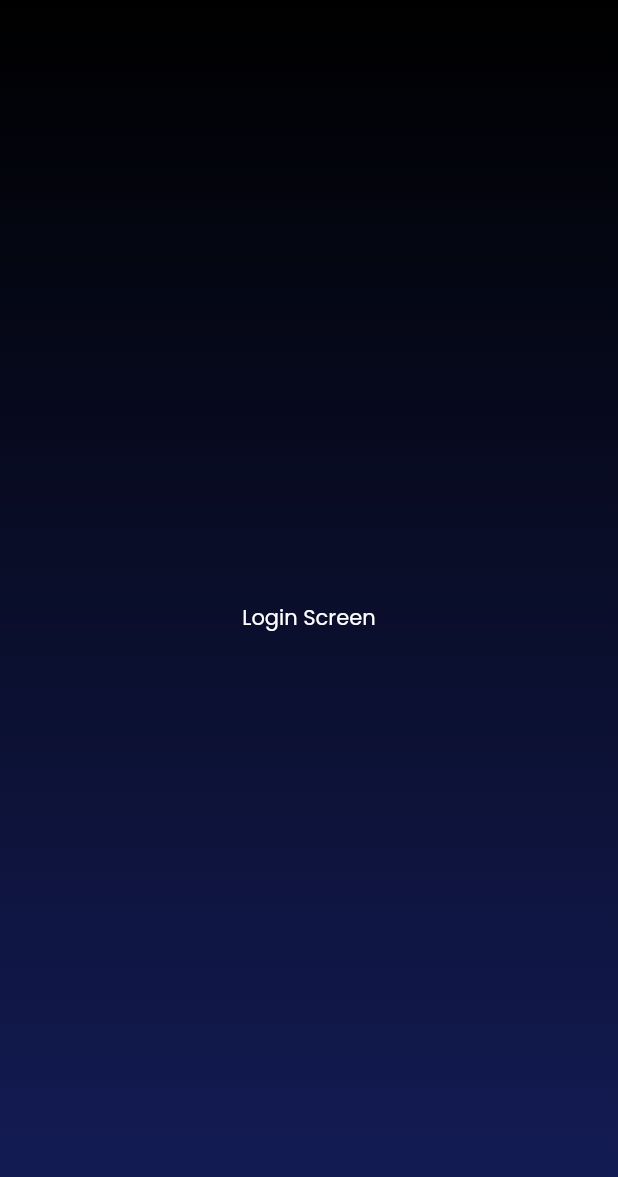
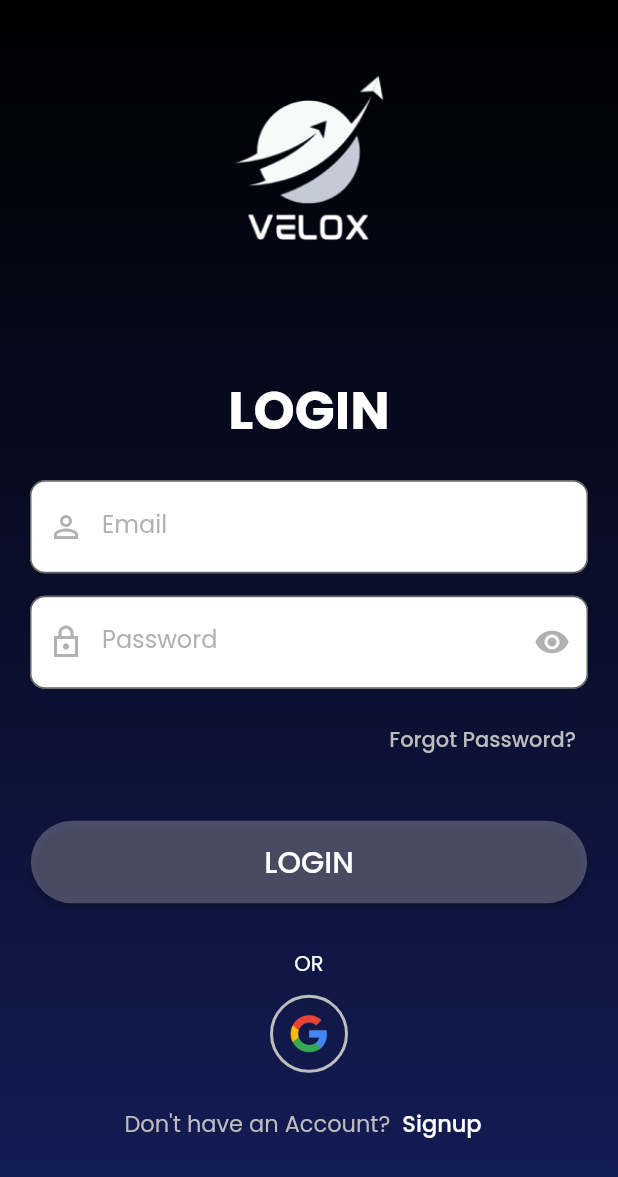
Before and after one commit to DinithKumudika/velox-ByteMechanics_Velox, a Flutter app: the LoginScreen screen opened directly, on a phone screen of 412 x 824 dp. Shown: the top 1177 px of the screen. Run offline on Flutter 3.47's test engine with Material 2 defaults, Android fonts, the phone set to English and light mode, and no system bars; our stand-ins replace cloud_firestore, firebase_core, flutter_svg, get, lottie; accounts and stored records are empty.

Commit message:
ui: login screen

```diff
--- a/lib/config/routes.dart
+++ b/lib/config/routes.dart
@@ -1,6 +1,6 @@
 import 'package:flutter/material.dart';
-import 'package:velox/features/authentication/screens/login_screen.dart';
-import 'package:velox/features/authentication/screens/signup_screen.dart';
+import 'package:velox/features/authentication/screens/login/login_screen.dart';
+import 'package:velox/features/authentication/screens/register/signup_screen.dart';
 import 'package:velox/screens/welcome_screen.dart';
 
 // Define your routes as a Map<String, WidgetBuilder> where the keys are the route names
--- a/lib/constants/colors.dart
+++ b/lib/constants/colors.dart
@@ -3,3 +3,4 @@ import 'package:flutter/material.dart';
 const Color COLOR_DARK = Color.fromARGB(255, 0, 0, 0);
 const Color COLOR_LIGHT = Colors.white;
 const Color COLOR_PRIMARY = Color.fromARGB(255, 20, 29, 88);
+const Color COLOR_GRAY = Color.fromARGB(255, 189, 189, 189);
--- a/lib/constants/images.dart
+++ b/lib/constants/images.dart
@@ -1,2 +1,3 @@
 const String logo = 'assets/images/logo.svg';
 const String logoImg = 'assets/images/logo.png';
+const String googleLogo = 'assets/images/google.png';
--- /dev/null
+++ b/lib/features/authentication/screens/login/login_screen.dart
@@ -0,0 +1,93 @@
+import 'package:flutter/material.dart';
+import 'package:velox/constants/colors.dart';
+import 'package:velox/constants/images.dart';
+import 'package:velox/features/authentication/screens/login/widgets/login_form.dart';
+import 'package:velox/features/authentication/screens/login/widgets/login_header.dart';
+
+class LoginScreen extends StatelessWidget {
+  const LoginScreen({super.key});
+
+  @override
+  Widget build(BuildContext context) {
+    return Scaffold(
+      // resizeToAvoidBottomInset: false,
+      backgroundColor: COLOR_DARK,
+      body: SingleChildScrollView(
+        child: Container(
+          padding: const EdgeInsets.symmetric(horizontal: 20.0),
+          width: MediaQuery.of(context).size.width,
+          height: MediaQuery.of(context).size.height,
+          decoration: const BoxDecoration(
+            gradient: LinearGradient(
+              colors: [COLOR_DARK, COLOR_PRIMARY],
+              stops: [0, 1],
+              begin: Alignment.topCenter,
+              end: Alignment.bottomCenter,
+            ),
+          ),
+          child: Column(
+            mainAxisAlignment: MainAxisAlignment.start,
+            children: [
+              const LoginHeader(),
+              const LoginForm(),
+              Column(
+                crossAxisAlignment: CrossAxisAlignment.center,
+                children: [
+                  Padding(
+                    padding: const EdgeInsets.symmetric(vertical: 10.0),
+                    child: Text(
+                      "or".toUpperCase(),
+                      style: const TextStyle(
+                        color: COLOR_LIGHT,
+                      ),
+                    ),
+                  ),
+                  Container(
+                    decoration: BoxDecoration(
+                      border: Border.all(width: 2, color: COLOR_GRAY),
+                      shape: BoxShape.circle,
+                    ),
+                    child: IconButton(
+                      onPressed: () {},
+                      style: OutlinedButton.styleFrom(
+                        side: BorderSide(
+                          width: 2.0,
+                          style: BorderStyle.solid,
+                          color: COLOR_LIGHT.withOpacity(0.5),
+                        ),
+                      ),
+                      icon: Image.asset(
+                        googleLogo,
+                        width: 30.0,
+                        height: 30.0,
+                      ),
+                    ),
+                  ),
+                  const SizedBox(
+                    height: 10.0,
+                  ),
+                  Row(
+                    mainAxisAlignment: MainAxisAlignment.center,
+                    children: [
+                      const Text(
+                        "Don't have an Account?",
+                        style: TextStyle(color: COLOR_GRAY, fontSize: 15.0),
+                      ),
+                      TextButton(
+                        onPressed: ()=> Navigator.pushNamed(context, '/signup'),
+                        child: const Text(
+                          "Signup",
+                          style: TextStyle(color: COLOR_LIGHT, fontSize: 15.0),
+                        ),
+                      ),
+                    ],
+                  ),
+                ],
+              ),
+            ],
+          ),
+        ),
+      ),
+    );
+  }
+}
--- /dev/null
+++ b/lib/features/authentication/screens/login/widgets/login_form.dart
@@ -0,0 +1,156 @@
+import 'package:flutter/material.dart';
+import 'package:velox/constants/colors.dart';
+
+class LoginForm extends StatefulWidget {
+  const LoginForm({super.key});
+
+  @override
+  State<LoginForm> createState() => _LoginFormState();
+}
+
+class _LoginFormState extends State<LoginForm> {
+  final FocusNode _inputEmailFocusNode = FocusNode();
+  final FocusNode _inputPasswordFocusNode = FocusNode();
+
+  bool _isEmailFocused = false;
+  bool _isPasswordFocused = false;
+
+  @override
+  void initState() {
+    super.initState();
+    _inputEmailFocusNode.addListener(() {
+      setState(() {
+        _isEmailFocused = _inputEmailFocusNode.hasFocus;
+      });
+    });
+
+    _inputEmailFocusNode.addListener(() {
+      setState(() {
+        _isPasswordFocused = _inputPasswordFocusNode.hasFocus;
+      });
+    });
+  }
+
+  @override
+  void dispose() {
+    _inputEmailFocusNode.dispose();
+    _inputPasswordFocusNode.dispose();
+    super.dispose();
+  }
+
+  @override
+  Widget build(BuildContext context) {
+    final size = MediaQuery.of(context).size;
+
+    return Form(
+      child: Container(
+        padding: const EdgeInsets.symmetric(vertical: 20.0),
+        child: Column(
+          crossAxisAlignment: CrossAxisAlignment.start,
+          children: [
+            TextFormField(
+              focusNode: _inputEmailFocusNode,
+              style: TextStyle(
+                  color: _isEmailFocused
+                      ? COLOR_LIGHT
+                      : Colors.grey.withOpacity(0.8)),
+              decoration: InputDecoration(
+                  prefixIcon: Icon(
+                    Icons.person_outline_sharp,
+                    color: Colors.grey.withOpacity(0.8),
+                  ),
+                  labelText: 'Email',
+                  floatingLabelBehavior: FloatingLabelBehavior.never,
+                  labelStyle: TextStyle(
+                    color: _isEmailFocused
+                        ? COLOR_LIGHT
+                        : Colors.grey.withOpacity(0.8),
+                  ),
+                  border: OutlineInputBorder(
+                    borderRadius: BorderRadius.circular(10),
+                  ),
+                  focusedBorder: OutlineInputBorder(
+                    borderSide: const BorderSide(color: COLOR_LIGHT),
+                    borderRadius: BorderRadius.circular(10),
+                  ),
+                  filled: true,
+                  fillColor:
+                      _isEmailFocused ? Colors.transparent : COLOR_LIGHT),
+            ),
+            const SizedBox(
+              height: 15.0,
+            ),
+            TextFormField(
+              focusNode: _inputPasswordFocusNode,
+              style: TextStyle(
+                  color: _isPasswordFocused
+                      ? COLOR_LIGHT
+                      : Colors.grey.withOpacity(0.8)),
+              obscureText: true,
+              decoration: InputDecoration(
+                  prefixIcon: Icon(
+                    Icons.lock_outline_sharp,
+                    color: Colors.grey.withOpacity(0.8),
+                  ),
+                  labelText: 'Password',
+                  floatingLabelBehavior: FloatingLabelBehavior.never,
+                  labelStyle: TextStyle(
+                    color: Colors.grey.withOpacity(0.8),
+                  ),
+                  border: OutlineInputBorder(
+                    borderRadius: BorderRadius.circular(10),
+                  ),
+                  focusedBorder: OutlineInputBorder(
+                    borderSide: const BorderSide(color: COLOR_LIGHT),
+                    borderRadius: BorderRadius.circular(10),
+                  ),
+                  suffixIcon: Icon(
+                    Icons.remove_red_eye_sharp,
+                    color: Colors.grey.withOpacity(0.8),
+                  ),
+                  filled: true,
+                  fillColor:
+                      _isPasswordFocused ? Colors.transparent : COLOR_LIGHT),
+            ),
+            const SizedBox(
+              height: 10.0,
+            ),
+            Align(
+              alignment: Alignment.centerRight,
+              child: TextButton(
+                onPressed: () {},
+                child: const Text(
+                  "Forgot Password?",
+                  textAlign: TextAlign.end,
+                  style: TextStyle(
+                    color: COLOR_GRAY,
+                  ),
+                ),
+              ),
+            ),
+            const SizedBox(
+              height: 30.0,
+            ),
+            Align(
+              alignment: Alignment.center,
+              child: ElevatedButton(
+                onPressed: () {},
+                style: ElevatedButton.styleFrom(
+                  fixedSize: Size(size.width * 0.9, 55.0),
+                  backgroundColor: COLOR_LIGHT.withOpacity(0.25),
+                  shape: RoundedRectangleBorder(
+                    borderRadius: BorderRadius.circular(30),
+                  ),
+                ),
+                child: Text(
+                  "login".toUpperCase(),
+                  style: const TextStyle(fontSize: 20.0),
+                ),
+              ),
+            ),
+          ],
+        ),
+      ),
+    );
+  }
+}
--- /dev/null
+++ b/lib/features/authentication/screens/login/widgets/login_header.dart
@@ -0,0 +1,28 @@
+import 'package:flutter/material.dart';
+import 'package:velox/constants/colors.dart';
+import 'package:velox/constants/images.dart';
+
+class LoginHeader extends StatelessWidget {
+  const LoginHeader({super.key});
+
+  @override
+  Widget build(BuildContext context) {
+    final size = MediaQuery.of(context).size;
+
+    return Column(
+      mainAxisAlignment: MainAxisAlignment.start,
+      children: [
+        Image(
+          image: const AssetImage(logoImg),
+          width: size.width * 0.8,
+          height: size.height * 0.3,
+        ),
+        Text(
+          "LOGIN".toUpperCase(),
+          style: const TextStyle(
+              color: COLOR_LIGHT, fontSize: 35.0, fontWeight: FontWeight.bold),
+        ),
+      ],
+    );
+  }
+}
--- a/lib/features/authentication/screens/login_screen.dart
+++ /dev/null
@@ -1,38 +0,0 @@
-import 'package:flutter/material.dart';
-import 'package:velox/constants/colors.dart';
-
-class LoginScreen extends StatefulWidget {
-  const LoginScreen({super.key});
-
-  @override
-  State<LoginScreen> createState() => _LoginScreenState();
-}
-
-class _LoginScreenState extends State<LoginScreen> {
-  @override
-  Widget build(BuildContext context) {
-    return Scaffold(
-      backgroundColor: COLOR_DARK,
-      body: SafeArea(
-        child: Container(
-          width: MediaQuery.of(context).size.width,
-          height: MediaQuery.of(context).size.height,
-          decoration: const BoxDecoration(
-            gradient: LinearGradient(
-              colors: [COLOR_DARK, COLOR_PRIMARY],
-              stops: [0, 1],
-              begin: Alignment.topCenter,
-              end: Alignment.bottomCenter,
-            ),
-          ),
-          child: const Center(
-            child: Text(
-              "Login Screen",
-              style: TextStyle(color: COLOR_LIGHT),
-            ),
-          ),
-        ),
-      ),
-    );
-  }
-}
```
Also changed, not shown: lib/config/theme.dart (+7 -0 lines), lib/features/authentication/screens/register/signup_screen.dart (added, +60 -0 lines), lib/features/authentication/screens/register/widgets/signup_form.dart (added, +199 -0 lines), lib/features/authentication/screens/register/widgets/signup_header.dart (added, +28 -0 lines), lib/features/authentication/screens/signup_screen.dart (deleted, +0 -14 lines), lib/screens/welcome_screen.dart (+17 -13 lines), lib/utils/themes/text_form_field.dart (added, +8 -0 lines), lib/widgets/form_header.dart (added, +38 -0 lines), assets/images/google.png (added).
